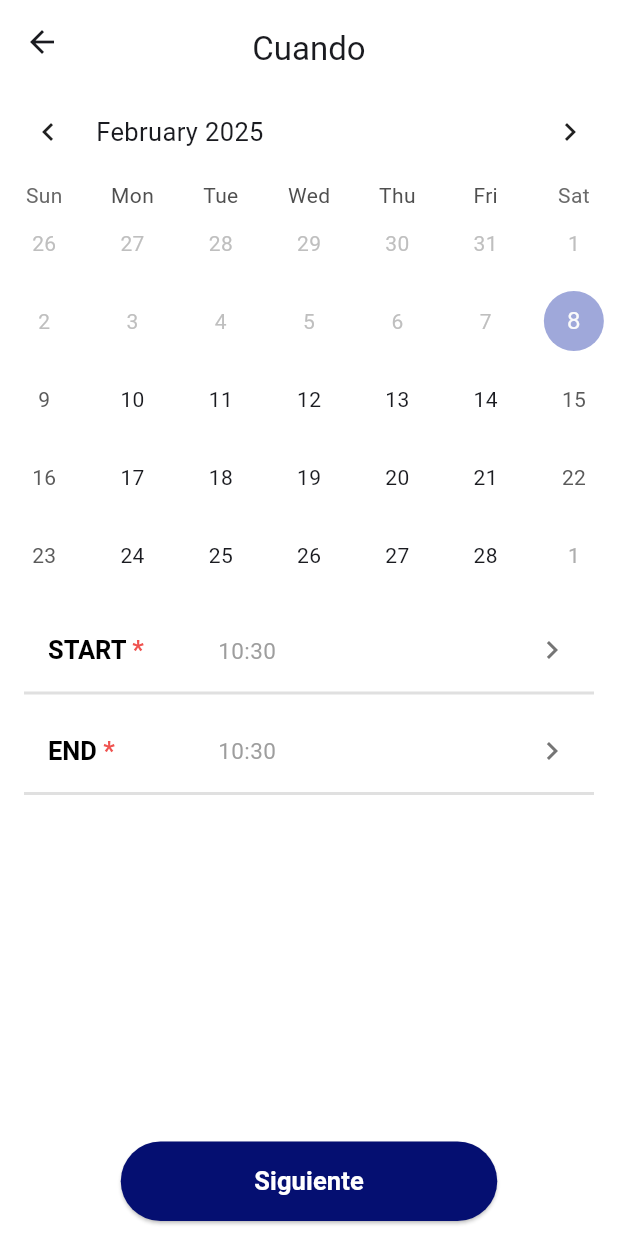
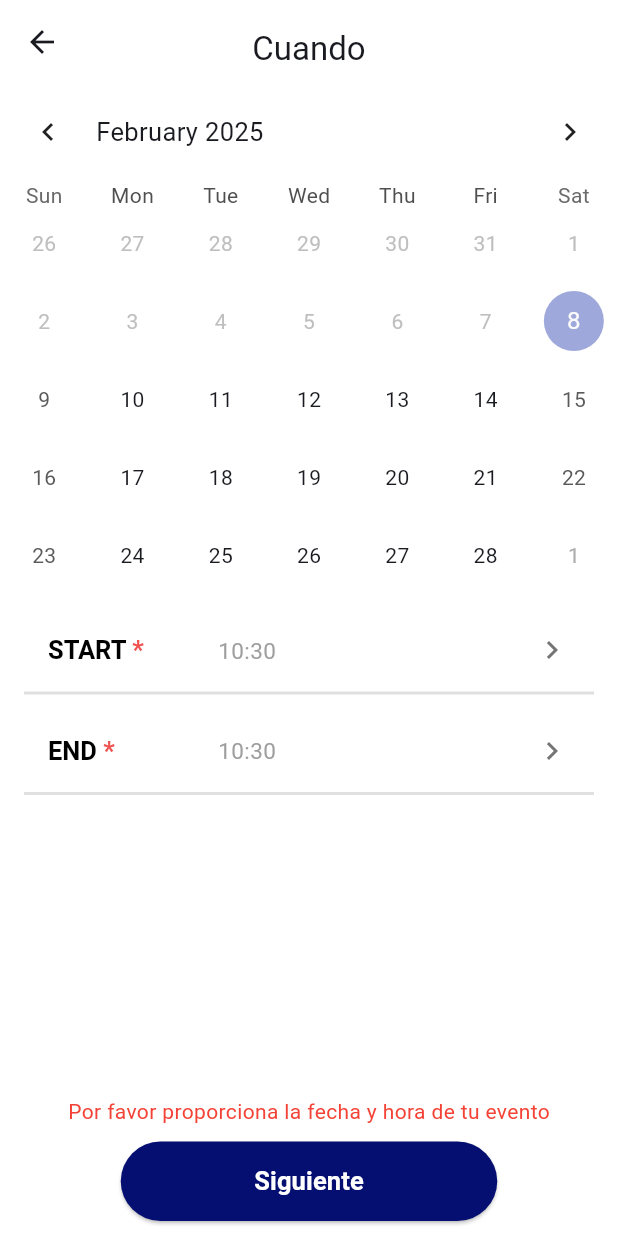
Before and after one commit to valeraruggierotesisucv/flutter-app, a Flutter app: the AddDateView screen opened directly with empty values, after a tap on "Siguiente", on a phone screen of 412 x 824 dp. Run offline on Flutter 3.47's test engine with Material 3 defaults, Android fonts, the phone set to English and light mode, and no system bars; drawn by our look-alikes of table_calendar; our stand-ins replace audioplayers, file_picker, flutter_dotenv, image_picker, permission_handler, supabase_flutter; missing offline and left inert: flutter_sound; accounts and stored records are empty; generated files the repository leaves out were written again; network calls fail.

Commit message:
agregar validacion en addDate

```diff
--- a/lib/views/add_date_view.dart
+++ b/lib/views/add_date_view.dart
@@ -65,15 +65,27 @@ class _AddDateViewState extends State<AddDateView> {
               },
             ),
           ),
+          if (showError)
+            Padding(
+              padding: const EdgeInsets.only(bottom: 10.0),
+              child: Text(
+                "Por favor proporciona la fecha y hora de tu evento",
+                style: TextStyle(color: Colors.red),
+              ),
+            ),
           Align(
             child: Padding(
               padding: const EdgeInsets.only(bottom: 10),
               child: CustomButton(
-                label:
-                    "Siguiente", // Cambia esto por la traducción correspondiente
+                label: "Siguiente",
                 onPress: () {
-                  widget.onStepChanged(
-                      StepsEnum.defaultStep); // Llama al callback
+                  if (selectedDate != null && startTime != null && endTime != null) {
+                    widget.onStepChanged(StepsEnum.defaultStep);
+                  } else {
+                    setState(() {
+                      showError = true;
+                    });
+                  }
                 },
               ),
             ),
```
